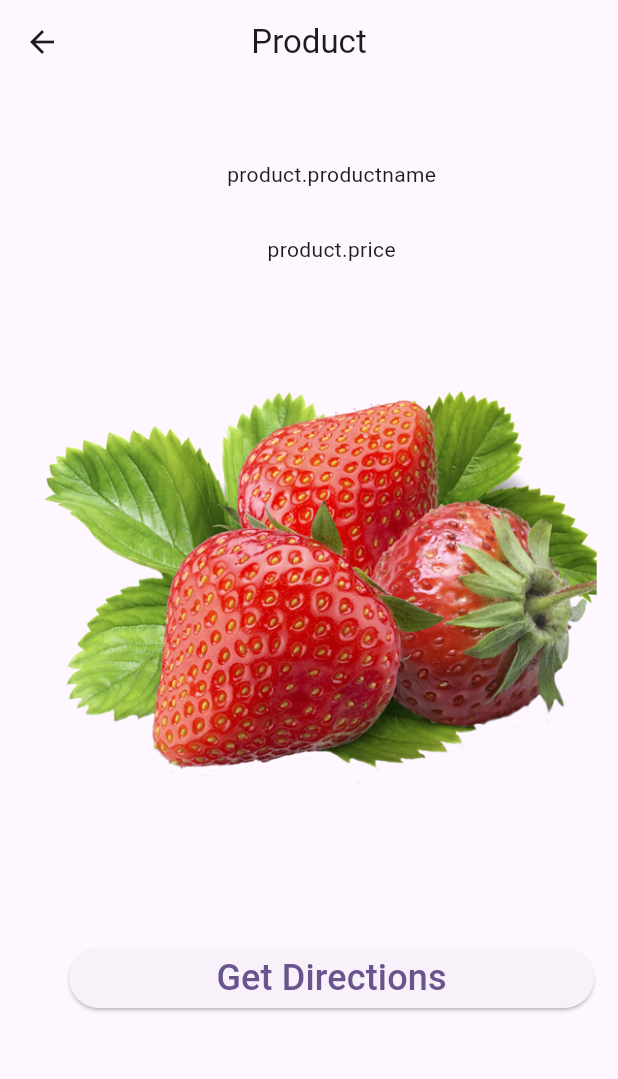
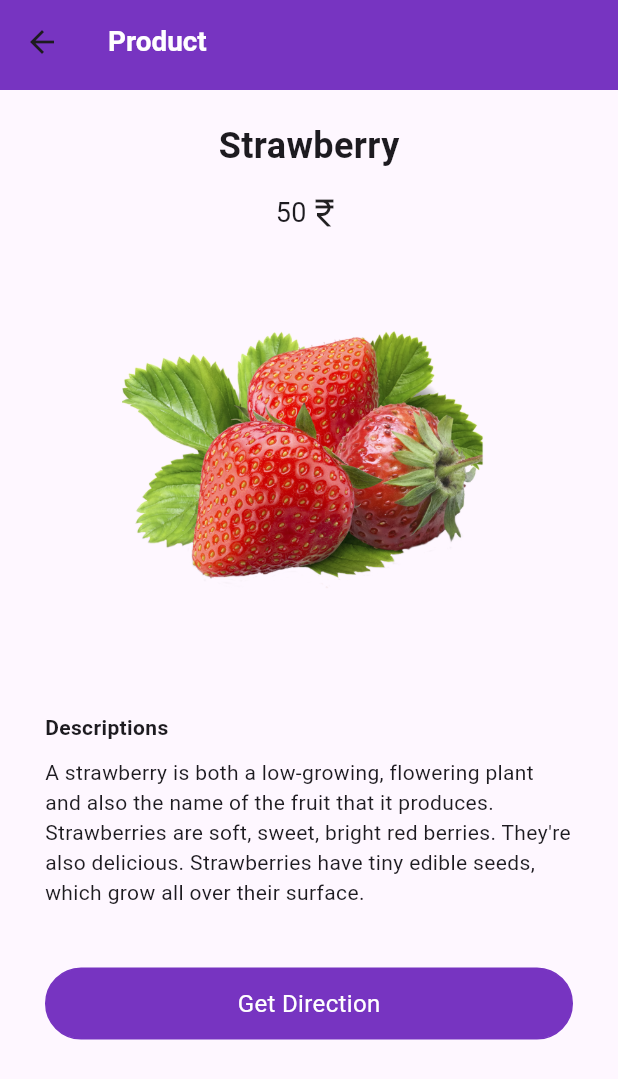
Before and after one commit to Androidaareesh/Takeurs-userapp, a Flutter app: the ProductPage screen opened directly with empty values, on a phone screen of 412 x 824 dp. Shown: the top 1079 px of the screen. Run offline on Flutter 3.47's test engine with Material 2 defaults, Android fonts, the phone set to English and light mode, and no system bars; our stand-ins replace carousel_slider, dots_indicator, flutter_svg, get.

Commit message:
product page

```diff
--- /dev/null
+++ b/lib/Materials/Custom_btn.dart
@@ -0,0 +1,57 @@
+// ignore_for_file: must_be_immutable
+
+import 'package:flutter/material.dart';
+import 'constant.dart';
+
+
+class CustomButton extends StatefulWidget {
+  CustomButton({
+    required this.borderRadius,
+    required this.buttonclr,
+    required this.buttontxt,
+    required this.onTap,
+    required this.textclr,
+    Key? key,
+  }) : super(key: key);
+
+  VoidCallback onTap;
+  Color buttonclr;
+  double borderRadius;
+  String buttontxt;
+  Color textclr;
+
+  @override
+  State<CustomButton> createState() => _CustomButtonState();
+}
+
+class _CustomButtonState extends State<CustomButton> {
+  bool isLoading = false;
+  @override
+  Widget build(BuildContext context) {
+    return InkWell(
+      child: Container(
+        height: 48,
+        decoration: BoxDecoration(
+            color: widget.buttonclr,
+            borderRadius: BorderRadius.circular(widget.borderRadius),
+            border: Border.all(color: TPrimary)),
+        child: Center(
+          child: isLoading
+              ? const CircularProgressIndicator()
+              : Text(
+                  widget.buttontxt,
+                  style: TextStyle(
+                      color: widget.textclr, fontSize: 16),
+                ),
+        ),
+      ),
+      onTap: () {},
+    );
+  }
+}
+
+class ButtonTextFont {
+}
+
+class AppTextStyle {
+}
--- a/lib/Screens/ProductPage.dart
+++ b/lib/Screens/ProductPage.dart
@@ -1,5 +1,9 @@
 import 'package:flutter/material.dart';
+import 'package:get/get_connect/http/src/utils/utils.dart';
+import 'package:takeurs_userapp/utlis_color/utlis_color.dart';
 
+import '../Materials/Custom_btn.dart';
+import '../Materials/custom_appbar.dart';
 import 'Favourites.dart';
 
 
@@ -15,31 +19,59 @@ class _ProductPageState extends State<ProductPage> {
   @override
   Widget build(BuildContext context) {
     return  Scaffold(
-      appBar: AppBar(
-        title: Text("Product"),
-        centerTitle: true,
+      appBar: customAppBar(
+        title:"Product", context: context,
+
       ),
       body: SafeArea(
         child: Padding(
-          padding: const EdgeInsets.only(left: 30,top: 50),
+          padding: const EdgeInsets.only(left: 30,right: 30,top: 20),
           child: Column(
+            mainAxisAlignment:MainAxisAlignment.start,
             children: [
-              Text("product.productname"),
+              const Text("Strawberry",style: TextStyle(fontSize: 24,fontWeight: FontWeight.bold),),
              const SizedBox(
-                height: 30,
+                height: 15,
               ),
-              Text("product.price"),
+              const Row(
+                mainAxisAlignment: MainAxisAlignment.center,
+                children: [
+                  Text("50",
+                    style: TextStyle(fontSize:18),
+                  ),
+                  Icon(Icons.currency_rupee)
+                ],
+              ),
               const SizedBox(
                 height: 30,
               ),
-              Image.asset("assets/svg_icons/strawberry.png"),
+              Image.asset("assets/svg_icons/strawberry.png",height:250 ,width: 250,),
               const SizedBox(
                 height: 40,
               ),
-
-              ElevatedButton(style: ElevatedButton.styleFrom(
-                minimumSize: const Size(350, 40)
-              ),onPressed: (){}, child: const Text("Get Directions",style: TextStyle(fontSize: 24),))
+              const Column(
+                crossAxisAlignment: CrossAxisAlignment.stretch,
+                children: [
+                  Text("Descriptions",
+                  textAlign: TextAlign.start,
+                  style: TextStyle(
+                  fontWeight: FontWeight.bold),),
+                  SizedBox(
+                    height: 10,
+                  ),
+                  Text("A strawberry is both a low-growing, flowering plant and also the name of the fruit that it produces. Strawberries are soft, sweet, bright red berries. They're also delicious. Strawberries have tiny edible seeds, which grow all over their surface.",
+                  textAlign: TextAlign.start,)
+                ],
+              ),
+              const SizedBox(
+                height: 40,
+              ),
+             CustomButton(
+              borderRadius: 50,
+              buttonclr: AppColors.primaryColor,
+              buttontxt: 'Get Direction',
+              onTap: () {},
+              textclr:AppColors.white ,)
 
             ],
           ),
```
Also changed, not shown: lib/Screens/Favourites.dart (+53 -13 lines).
